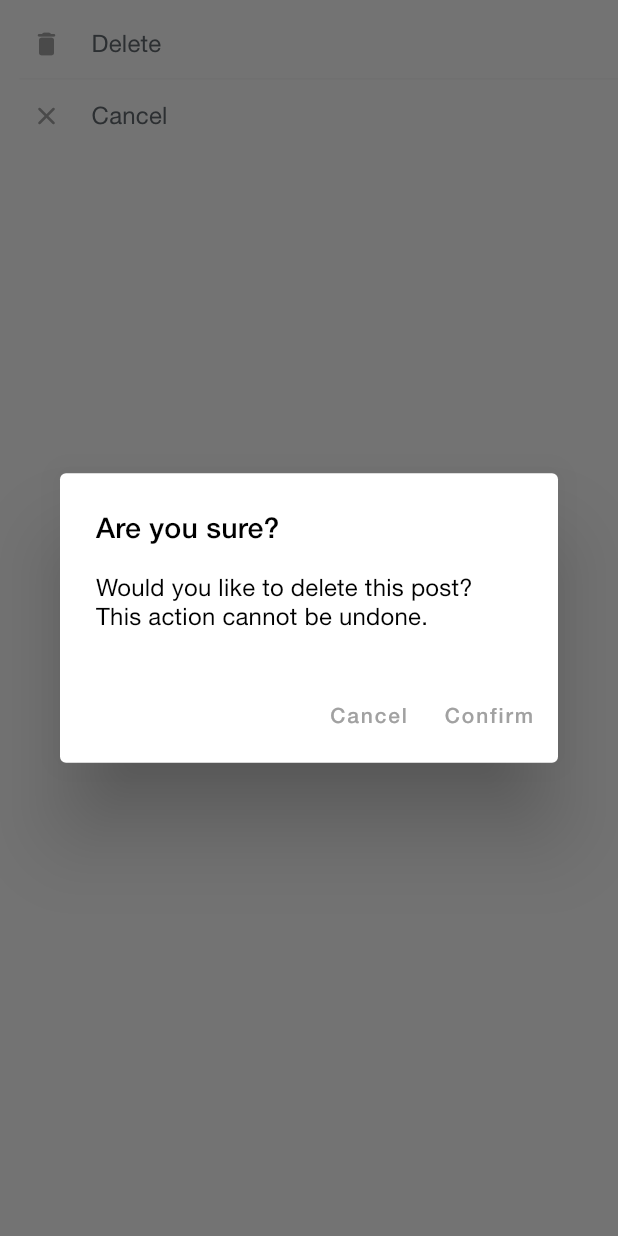
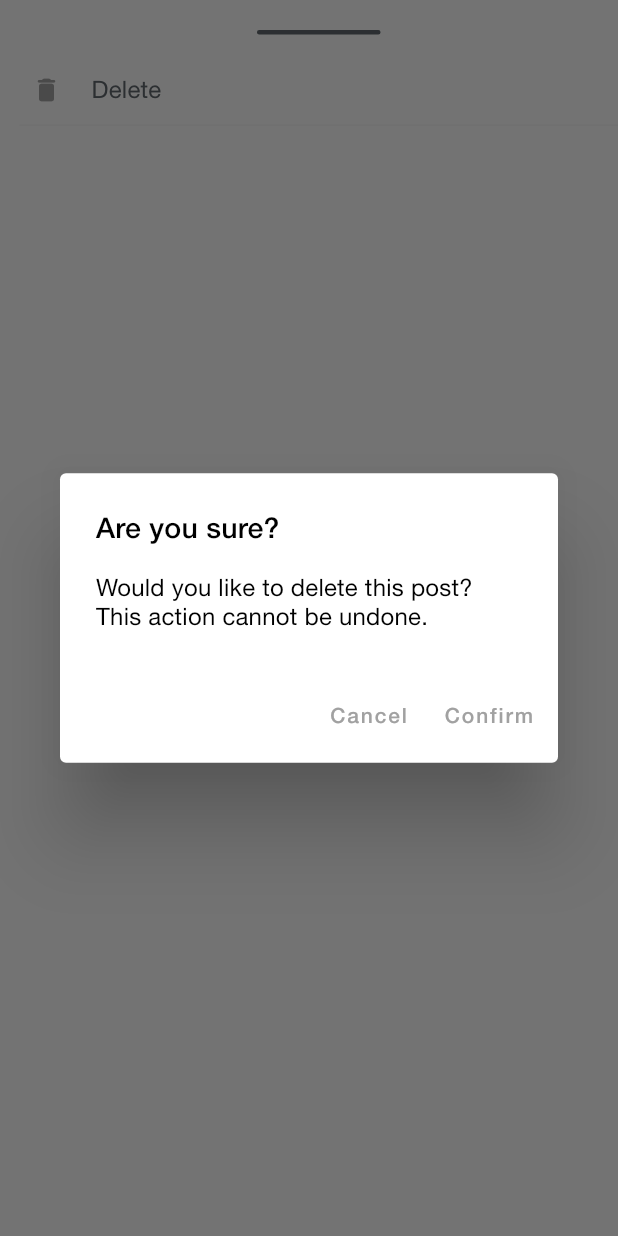
Before and after one commit to Ian2x/hs_connect, a Flutter app: the DeletePostSheet widget shown alone on an empty page, opened directly with empty values, after a tap on "Delete", on a phone screen of 412 x 824 dp. Run offline on Flutter 3.47's test engine with Material 2 defaults, Android fonts, the phone set to English and light mode, and no system bars; our stand-ins replace bubble, cached_network_image, cloud_firestore, dismissible_page, firebase_auth, firebase_core and 16 more; missing offline and left inert: flutter_link_previewer; accounts and stored records are empty.

Commit message:
final push

```diff
--- a/lib/screens/profile/profileBody.dart
+++ b/lib/screens/profile/profileBody.dart
@@ -48,6 +48,7 @@ class _ProfileBodyState extends State<ProfileBody> {
       backgroundColor: Theme.of(context).colorScheme.surface,
       body: Column(crossAxisAlignment: CrossAxisAlignment.start, mainAxisSize: MainAxisSize.min, children: <Widget>[
         ProfileTitle(
+          otherUserRef: widget.profileUserData.userRef,
           otherUserFundName: widget.profileUserData.fundamentalName,
           otherUserScore: widget.profileUserData.score,
           otherUserDomainColor: widget.profileUserData.domainColor,
--- a/lib/screens/profile/profileWidgets/deletePostSheet.dart
+++ b/lib/screens/profile/profileWidgets/deletePostSheet.dart
@@ -6,6 +6,7 @@ import 'package:hs_connect/services/posts_database.dart';
 import 'package:hs_connect/shared/inputDecorations.dart';
 import 'package:hs_connect/shared/widgets/confirmationDialogs.dart';
 import 'package:hs_connect/shared/widgets/loading.dart';
+import 'package:hs_connect/shared/widgets/modalTab.dart';
 import 'package:provider/provider.dart';
 
 class DeletePostSheet extends StatefulWidget {
@@ -69,6 +70,12 @@ class _DeletePostSheetState extends State<DeletePostSheet> with TickerProviderSt
         child: Column(
           crossAxisAlignment: CrossAxisAlignment.start,
           children: [
+            Row(
+              mainAxisAlignment: MainAxisAlignment.center,
+              children: [
+                modalTab(bottomMargin: 13),
+              ],
+            ),
             TextButton(
               onPressed: () async {
                 confirmationDialog(context,
@@ -97,23 +104,7 @@ class _DeletePostSheetState extends State<DeletePostSheet> with TickerProviderSt
               ),
             ),
             Divider(color: colorScheme.background, thickness: 1, height: 0),
-            Container(
-              //color: Colors.orange,
-              child: TextButton(
-                  onPressed: () {
-                    Navigator.pop(context);
-                  },
-                  child: Row(
-                    children: [
-                      Icon(Icons.close_rounded, size: iconSize, color: colorScheme.primary),
-                      SizedBox(width: 20),
-                      Text(
-                        "Cancel",
-                        style: Theme.of(context).textTheme.subtitle1?.copyWith(color: colorScheme.primaryVariant),
-                      ),
-                    ],
-                  )),
-            ),
+
           ],
         ));
   }
--- /dev/null
+++ b/lib/shared/widgets/modalTab.dart
@@ -0,0 +1,31 @@
+import 'package:flutter/material.dart';
+
+
+class modalTab extends StatelessWidget {
+
+  final double? bottomMargin;
+
+  const modalTab({
+    this.bottomMargin,
+    Key? key}) : super(key: key);
+
+  @override
+  Widget build(BuildContext context) {
+
+    Color color= Theme.of(context).colorScheme.primaryVariant;
+
+    return Container(
+      margin: EdgeInsets.fromLTRB(0, 15, 0,
+          bottomMargin != null ? bottomMargin! : 25),
+      height:3,
+      width: MediaQuery.of(context).size.width*.2,
+      decoration: BoxDecoration(
+          border: Border.all(
+            color: color,
+          ),
+          color: color,
+          borderRadius: BorderRadius.all(Radius.circular(20))
+      ),
+    );
+  }
+}
```
Also changed, not shown: lib/screens/profile/profileWidgets/profileSheet.dart (+4 -23 lines), lib/screens/profile/profileWidgets/profileTitle.dart (+21 -0 lines), lib/shared/reports/reportSheet.dart (+8 -22 lines), 1 other file.
